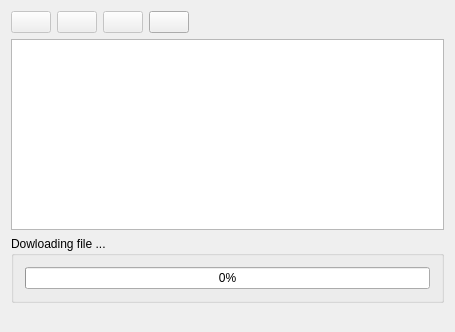
Before: the Qt Designer form Plugins/org.mitk.gui.qt.xnat/src/internal/QmitkXnatTreeBrowserViewControls.ui in MITK/MITK, drawn with Qt 5.
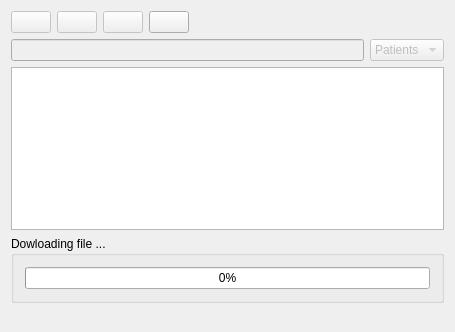
After: the same form once the commit is applied. Icons and pictures are not drawn. Custom widgets are drawn as their Qt base class.

Commit message: Added a search field to search projects or patients

```diff
--- a/Plugins/org.mitk.gui.qt.xnat/src/internal/QmitkXnatTreeBrowserViewControls.ui
+++ b/Plugins/org.mitk.gui.qt.xnat/src/internal/QmitkXnatTreeBrowserViewControls.ui
@@ -135,6 +135,37 @@
      </item>
     </layout>
    </item>
+   <item>
+    <layout class="QHBoxLayout" name="searchLayout">
+     <item>
+      <widget class="QLineEdit" name="searchField">
+       <property name="enabled">
+        <bool>false</bool>
+       </property>
+      </widget>
+     </item>
+     <item>
+      <widget class="QComboBox" name="searchModeBox">
+       <property name="enabled">
+        <bool>false</bool>
+       </property>
+       <property name="currentIndex">
+        <number>1</number>
+       </property>
+       <item>
+        <property name="text">
+         <string>Projects</string>
+        </property>
+       </item>
+       <item>
+        <property name="text">
+         <string>Patients</string>
+        </property>
+       </item>
+      </widget>
+     </item>
+    </layout>
+   </item>
    <item>
     <layout class="QVBoxLayout" name="verticalLayout_2">
      <item>
```
The commit also changes 4 other files.
